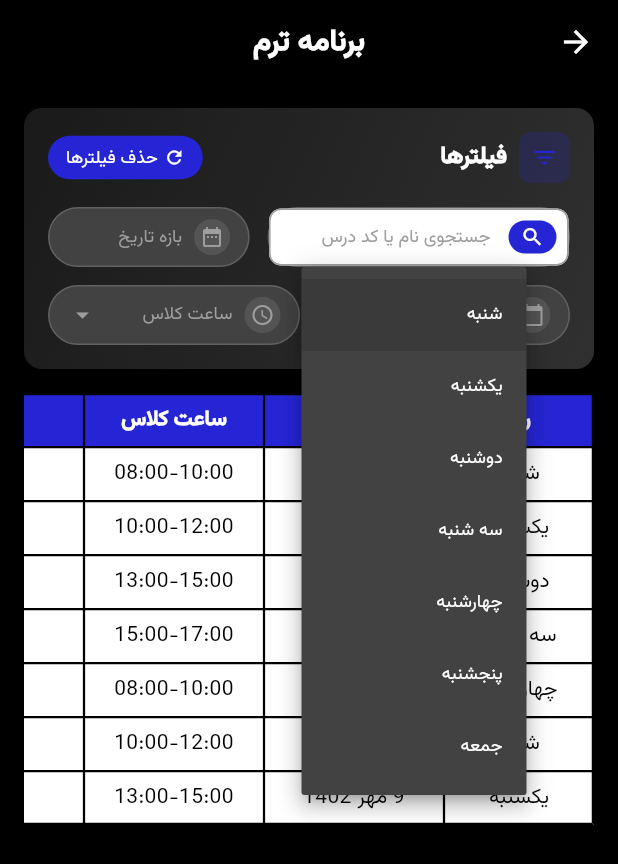
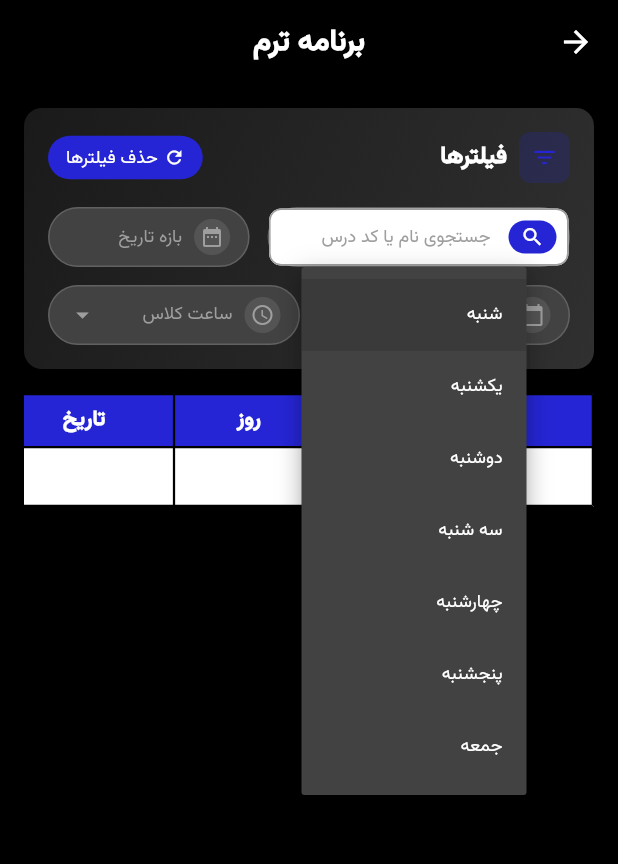
Before and after one commit to Sobhankhedry/Student-Helper-UI, a Flutter app: the SchedulePage screen opened directly with empty values, after a tap on "بازه تاریخ", after a tap on "روز هفته", on a phone screen of 412 x 824 dp. Shown: the top 864 px of the screen. Run offline on Flutter 3.47's test engine with Material 3 defaults, Android fonts, the phone set to English and light mode, and no system bars; network calls fail.

Commit message:
term page is done

```diff
--- a/lib/term_schedule_page.dart
+++ b/lib/term_schedule_page.dart
@@ -235,71 +235,7 @@ class _SchedulePageState extends State<SchedulePage> {
     super.initState();
 
     // Initialize sample data for the schedule
-    allEntries = [
-      ScheduleEntry(
-        day: 'شنبه',
-        date: '1402/07/01',
-        time: '08:00-10:00',
-        courseCode: '1234',
-        courseGroup: '01',
-        courseName: 'ریاضی 1',
-        classroom: '101',
-      ),
-      ScheduleEntry(
-        day: 'یکشنبه',
-        date: '1402/07/02',
-        time: '10:00-12:00',
-        courseCode: '2345',
-        courseGroup: '02',
-        courseName: 'فیزیک 1',
-        classroom: '102',
-      ),
-      ScheduleEntry(
-        day: 'دوشنبه',
-        date: '1402/07/03',
-        time: '13:00-15:00',
-        courseCode: '3456',
-        courseGroup: '01',
-        courseName: 'برنامه نویسی',
-        classroom: '103',
-      ),
-      ScheduleEntry(
-        day: 'سه شنبه',
-        date: '1402/07/04',
-        time: '15:00-17:00',
-        courseCode: '4567',
-        courseGroup: '03',
-        courseName: 'مدار منطقی',
-        classroom: '104',
-      ),
-      ScheduleEntry(
-        day: 'چهارشنبه',
-        date: '1402/07/05',
-        time: '08:00-10:00',
-        courseCode: '5678',
-        courseGroup: '02',
-        courseName: 'ساختمان داده',
-        classroom: '105',
-      ),
-      ScheduleEntry(
-        day: 'شنبه',
-        date: '1402/07/08',
-        time: '10:00-12:00',
-        courseCode: '6789',
-        courseGroup: '01',
-        courseName: 'سیستم عامل',
-        classroom: '106',
-      ),
-      ScheduleEntry(
-        day: 'یکشنبه',
-        date: '1402/07/09',
-        time: '13:00-15:00',
-        courseCode: '7890',
-        courseGroup: '02',
-        courseName: 'پایگاه داده',
-        classroom: '107',
-      ),
-    ];
+    allEntries = [];
 
     // Initialize filtered entries with all entries
     filteredEntries = List.from(allEntries);
@@ -773,10 +709,11 @@ class _SchedulePageState extends State<SchedulePage> {
                               ),
                             ),
                             child: TextField(
+                              textDirection: TextDirection.rtl,
                               controller: _searchController,
                               textAlign: TextAlign.right,
                               style: const TextStyle(
-                                color: Colors.white,
+                                color: Colors.black,
                                 fontSize: 14,
                               ),
                               decoration: InputDecoration(
@@ -1043,7 +980,7 @@ class _SchedulePageState extends State<SchedulePage> {
                                         });
                                       },
                                       items:
-                                          timeOptions
+                                          timeOptions1
                                               .map<DropdownMenuItem<String>>((
                                                 String value,
                                               ) {
@@ -1086,10 +1023,10 @@ class _SchedulePageState extends State<SchedulePage> {
                           ),
                           defaultColumnWidth: const FixedColumnWidth(120),
                           columnWidths: const {
-                            0: FixedColumnWidth(100), // Day
-                            1: FixedColumnWidth(120), // Date
-                            2: FixedColumnWidth(120), // Class Time
-                            3: FixedColumnWidth(180), // Course Name
+                            0: FixedColumnWidth(180), // Course Name
+                            1: FixedColumnWidth(100), // Day
+                            2: FixedColumnWidth(120), // Date
+                            3: FixedColumnWidth(120), // Class Time
                             4: FixedColumnWidth(100), // Classroom
                             5: FixedColumnWidth(100), // Course Group
                             6: FixedColumnWidth(100), // Course Code
@@ -1099,6 +1036,21 @@ class _SchedulePageState extends State<SchedulePage> {
                             TableRow(
                               decoration: BoxDecoration(color: primaryColor),
                               children: const [
+                                TableCell(
+                                  child: Padding(
+                                    padding: EdgeInsets.all(8.0),
+                                    child: Center(
+                                      child: Text(
+                                        'نام درس',
+                                        style: TextStyle(
+                                          color: Colors.white,
+                                          fontWeight: FontWeight.bold,
+                                          fontFamily: 'Vazir',
+                                        ),
+                                      ),
+                                    ),
+                                  ),
+                                ),
                                 TableCell(
                                   child: Padding(
                                     padding: EdgeInsets.all(8.0),
@@ -1144,21 +1096,7 @@ class _SchedulePageState extends State<SchedulePage> {
                                     ),
                                   ),
                                 ),
-                                TableCell(
-                                  child: Padding(
-                                    padding: EdgeInsets.all(8.0),
-                                    child: Center(
-                                      child: Text(
-                                        'نام درس',
-                                        style: TextStyle(
-                                          color: Colors.white,
-                                          fontWeight: FontWeight.bold,
-                                          fontFamily: 'Vazir',
-                                        ),
-                                      ),
-                                    ),
-                                  ),
-                                ),
+
                                 TableCell(
                                   child: Padding(
                                     padding: EdgeInsets.all(8.0),
@@ -1212,9 +1150,9 @@ class _SchedulePageState extends State<SchedulePage> {
                             ),
 
                             // Add empty rows if filtered entries are less than 10
-                            if (filteredEntries.length < 7)
+                            if (filteredEntries.length < 1)
                               ...List.generate(
-                                7 - filteredEntries.length,
+                                1 - filteredEntries.length,
                                 (index) => _buildEmptyTableRow(),
                               ),
                           ],
@@ -1251,7 +1189,23 @@ class _SchedulePageState extends State<SchedulePage> {
             padding: const EdgeInsets.all(8.0),
             child: Center(
               child: Text(
+                entry.courseName,
+
+                style: const TextStyle(
+                  color: Colors.black,
+                  fontFamily: 'Vazir',
+                ),
+              ),
+            ),
+          ),
+        ),
+        TableCell(
+          child: Padding(
+            padding: const EdgeInsets.all(8.0),
+            child: Center(
+              child: Text(
                 entry.day,
+
                 style: const TextStyle(
                   color: Colors.black,
                   fontFamily: 'Vazir',
@@ -1266,6 +1220,7 @@ class _SchedulePageState extends State<SchedulePage> {
             child: Center(
               child: Text(
                 formattedDate,
+
                 style: const TextStyle(
                   color: Colors.black,
                   fontFamily: 'Vazir',
@@ -1280,20 +1235,6 @@ class _SchedulePageState extends State<SchedulePage> {
             child: Center(
               child: Text(
                 entry.time,
-                style: const TextStyle(
-                  color: Colors.black,
-                  fontFamily: 'Vazir',
-                ),
-              ),
-            ),
-          ),
-        ),
-        TableCell(
-          child: Padding(
-            padding: const EdgeInsets.all(8.0),
-            child: Center(
-              child: Text(
-                entry.courseName,
                 style: const TextStyle(
                   color: Colors.black,
                   fontFamily: 'Vazir',
```
